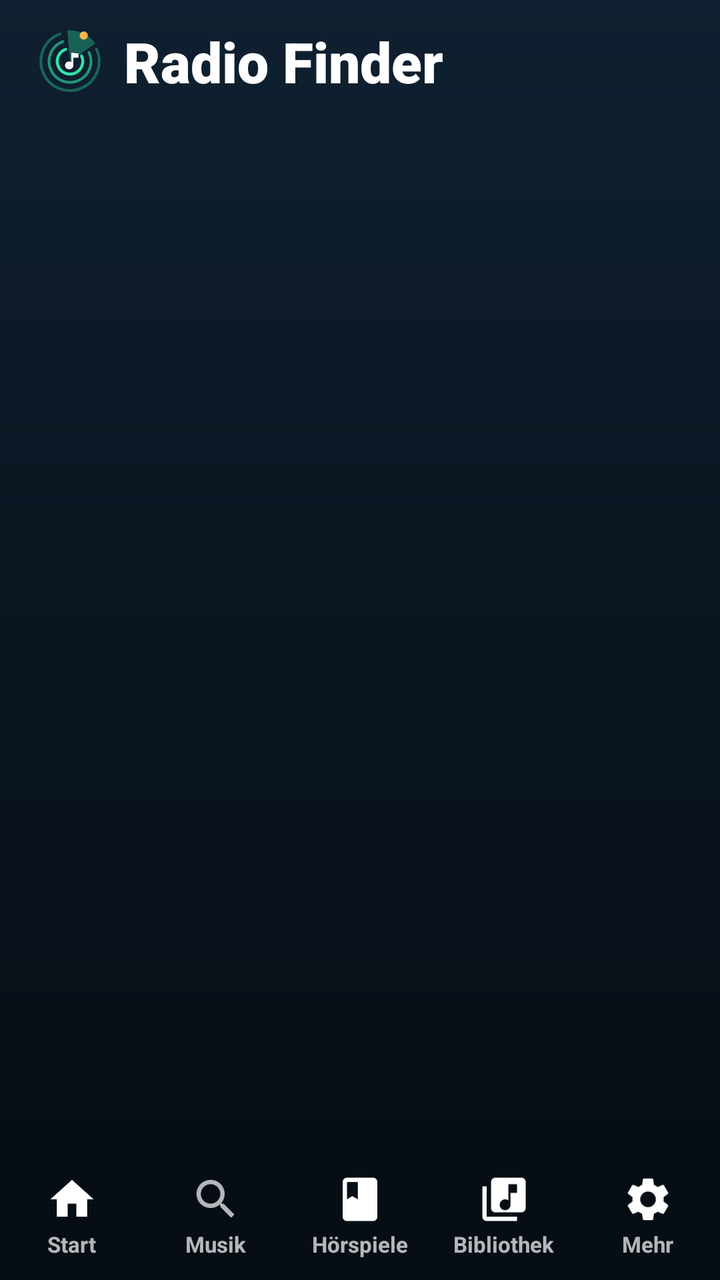
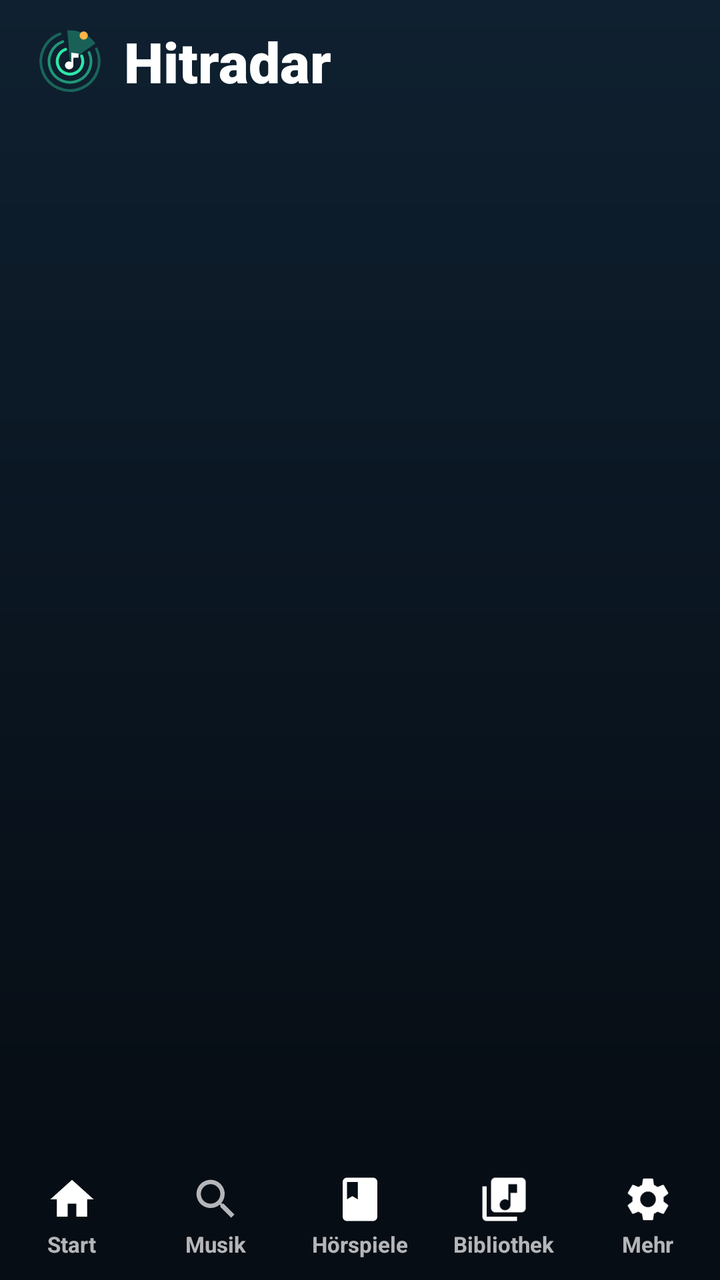

Screens rendered from an Android XML layout before and after an edit, with the pre-edit source and the edit as a unified diff.
<!-- AndroidManifest.xml: application theme AppTheme -->
<!-- res/layout/activity_main.xml -->
<?xml version="1.0" encoding="utf-8"?>
<FrameLayout xmlns:android="http://schemas.android.com/apk/res/android"
    android:layout_width="match_parent"
    android:layout_height="match_parent"
    android:background="@drawable/bg_main"
    android:fitsSystemWindows="true">

    <LinearLayout
        android:layout_width="match_parent"
        android:layout_height="match_parent"
        android:orientation="vertical">

        
        <LinearLayout
            android:layout_width="match_parent"
            android:layout_height="wrap_content"
            android:orientation="vertical"
            android:paddingStart="18dp"
            android:paddingTop="12dp"
            android:paddingEnd="18dp"
            android:paddingBottom="4dp">

            <LinearLayout
                android:layout_width="match_parent"
                android:layout_height="wrap_content"
                android:gravity="center_vertical"
                android:orientation="horizontal">

                <ImageButton
                    android:id="@+id/back"
                    android:layout_width="40dp"
                    android:layout_height="40dp"
                    android:layout_marginEnd="8dp"
                    android:background="@drawable/bg_round_btn"
                    android:contentDescription="Zurück"
                    android:src="@drawable/ic_back"
                    android:visibility="gone" />

                <ImageView
                    android:id="@+id/brand"
                    android:layout_width="34dp"
                    android:layout_height="34dp"
                    android:layout_marginEnd="10dp"
                    android:src="@drawable/ic_logo" />

                <TextView
                    android:id="@+id/pageTitle"
                    android:layout_width="0dp"
                    android:layout_height="wrap_content"
                    android:layout_weight="1"
                    android:ellipsize="end"
                    android:fontFamily="sans-serif-black"
                    android:maxLines="1"
                    android:text="Radio Finder"
                    android:textColor="#FFFFFFFF"
                    android:textSize="28sp" />

                <TextView
                    android:id="@+id/liveChip"
                    android:layout_width="wrap_content"
                    android:layout_height="wrap_content"
                    android:background="@drawable/bg_chip"
                    android:paddingStart="10dp"
                    android:paddingTop="4dp"
                    android:paddingEnd="10dp"
                    android:paddingBottom="4dp"
                    android:textColor="#FF2EE6A8"
                    android:textSize="12sp"
                    android:textStyle="bold"
                    android:visibility="gone" />
            </LinearLayout>

            <FrameLayout
                android:id="@+id/searchBox"
                android:layout_width="match_parent"
                android:layout_height="52dp"
                android:layout_marginTop="12dp"
                android:background="@drawable/bg_search"
                android:visibility="gone">

                <ImageView
                    android:layout_width="22dp"
                    android:layout_height="22dp"
                    android:layout_gravity="center_vertical|start"
                    android:layout_marginStart="16dp"
                    android:src="@drawable/ic_search" />

                <EditText
                    android:id="@+id/search"
                    android:layout_width="match_parent"
                    android:layout_height="match_parent"
                    android:background="@null"
                    android:hint="Lied, Künstler oder Sender"
                    android:imeOptions="actionSearch"
                    android:inputType="text"
                    android:paddingStart="48dp"
                    android:paddingEnd="48dp"
                    android:singleLine="true"
                    android:textColor="#FFFFFFFF"
                    android:textColorHint="#80FFFFFF"
                    android:textSize="16sp" />

                <ImageButton
                    android:id="@+id/clear"
                    android:layout_width="44dp"
                    android:layout_height="44dp"
                    android:layout_gravity="center_vertical|end"
                    android:layout_marginEnd="4dp"
                    android:background="?android:attr/selectableItemBackgroundBorderless"
                    android:contentDescription="Löschen"
                    android:src="@drawable/ic_close"
                    android:visibility="gone" />
            </FrameLayout>
        </LinearLayout>

        <androidx.recyclerview.widget.RecyclerView
            android:id="@+id/recycler"
            android:layout_width="match_parent"
            android:layout_height="0dp"
            android:layout_weight="1"
            android:clipToPadding="false"
            android:paddingBottom="12dp" />

        
        <LinearLayout
            android:id="@+id/strip"
            android:layout_width="match_parent"
            android:layout_height="wrap_content"
            android:layout_marginStart="10dp"
            android:layout_marginEnd="10dp"
            android:layout_marginBottom="6dp"
            android:background="@drawable/bg_action_dark"
            android:foreground="?android:attr/selectableItemBackground"
            android:gravity="center_vertical"
            android:orientation="horizontal"
            android:paddingStart="12dp"
            android:paddingTop="4dp"
            android:paddingEnd="4dp"
            android:paddingBottom="4dp"
            android:visibility="gone">

            <ImageView
                android:id="@+id/stripIcon"
                android:layout_width="20dp"
                android:layout_height="20dp"
                android:tint="#FF2EE6A8" />

            <TextView
                android:id="@+id/stripText"
                android:layout_width="0dp"
                android:layout_height="wrap_content"
                android:layout_marginStart="10dp"
                android:layout_weight="1"
                android:ellipsize="end"
                android:maxLines="1"
                android:textColor="#FFFFFFFF"
                android:textSize="13sp" />

            <ImageButton
                android:id="@+id/stripClose"
                android:layout_width="36dp"
                android:layout_height="36dp"
                android:background="?android:attr/selectableItemBackgroundBorderless"
                android:contentDescription="Beenden"
                android:src="@drawable/ic_close" />
        </LinearLayout>

        
        <LinearLayout
            android:id="@+id/mini"
            android:layout_width="match_parent"
            android:layout_height="wrap_content"
            android:layout_marginStart="10dp"
            android:layout_marginEnd="10dp"
            android:layout_marginBottom="6dp"
            android:background="@drawable/bg_player"
            android:elevation="10dp"
            android:orientation="vertical"
            android:visibility="gone">

            <ProgressBar
                android:id="@+id/miniProgress"
                style="?android:attr/progressBarStyleHorizontal"
                android:layout_width="match_parent"
                android:layout_height="3dp"
                android:layout_marginStart="18dp"
                android:layout_marginTop="4dp"
                android:layout_marginEnd="18dp"
                android:progressBackgroundTint="#22FFFFFF"
                android:progressTint="#FF2EE6A8" />

            <LinearLayout
                android:layout_width="match_parent"
                android:layout_height="wrap_content"
                android:gravity="center_vertical"
                android:orientation="horizontal"
                android:paddingStart="8dp"
                android:paddingTop="4dp"
                android:paddingEnd="8dp"
                android:paddingBottom="8dp">

                <FrameLayout
                    android:layout_width="52dp"
                    android:layout_height="52dp">

                    <TextView
                        android:id="@+id/miniInitials"
                        style="@style/Initials"
                        android:textSize="18sp" />

                    <ImageView
                        android:id="@+id/miniArt"
                        android:layout_width="match_parent"
                        android:layout_height="match_parent" />
                </FrameLayout>

                <LinearLayout
                    android:layout_width="0dp"
                    android:layout_height="wrap_content"
                    android:layout_marginStart="12dp"
                    android:layout_weight="1"
                    android:orientation="vertical">

                    <LinearLayout
                        android:layout_width="match_parent"
                        android:layout_height="wrap_content"
                        android:gravity="center_vertical"
                        android:orientation="horizontal">

                        <de.gamingdoodz.radiofinder.EqualizerView
                            android:id="@+id/miniEq"
                            android:layout_width="16dp"
                            android:layout_height="14dp"
                            android:layout_marginEnd="6dp" />

                        <TextView
                            android:id="@+id/miniTitle"
                            android:layout_width="0dp"
                            android:layout_height="wrap_content"
                            android:layout_weight="1"
                            android:ellipsize="end"
                            android:maxLines="1"
                            android:textColor="#FFFFFFFF"
                            android:textSize="15sp"
                            android:textStyle="bold" />
                    </LinearLayout>

                    <TextView
                        android:id="@+id/miniSub"
                        android:layout_width="match_parent"
                        android:layout_height="wrap_content"
                        android:ellipsize="end"
                        android:maxLines="1"
                        android:textColor="#B3FFFFFF"
                        android:textSize="13sp" />
                </LinearLayout>

                <ImageButton
                    android:id="@+id/miniPlay"
                    android:tint="#FF08131C"
                    android:layout_width="46dp"
                    android:layout_height="46dp"
                    android:background="@drawable/bg_play"
                    android:contentDescription="Abspielen"
                    android:src="@drawable/ic_play" />

                <ImageButton
                    android:id="@+id/miniNext"
                    android:layout_width="44dp"
                    android:layout_height="44dp"
                    android:layout_marginStart="2dp"
                    android:background="?android:attr/selectableItemBackgroundBorderless"
                    android:contentDescription="Weiter"
                    android:src="@drawable/ic_next" />
            </LinearLayout>
        </LinearLayout>

        
        <LinearLayout
            android:layout_width="match_parent"
            android:layout_height="64dp"
            android:background="@drawable/bg_nav"
            android:orientation="horizontal">

            <LinearLayout android:id="@+id/navHome" style="@style/NavItem">
                <ImageView android:id="@+id/navHomeIcon" style="@style/NavIcon" android:src="@drawable/ic_home" />
                <TextView android:id="@+id/navHomeLabel" style="@style/NavLabel" android:text="Start" />
            </LinearLayout>

            <LinearLayout android:id="@+id/navFind" style="@style/NavItem">
                <ImageView android:id="@+id/navFindIcon" style="@style/NavIcon" android:src="@drawable/ic_search" />
                <TextView android:id="@+id/navFindLabel" style="@style/NavLabel" android:text="Musik" />
            </LinearLayout>

            <LinearLayout android:id="@+id/navStories" style="@style/NavItem">
                <ImageView android:id="@+id/navStoriesIcon" style="@style/NavIcon" android:src="@drawable/ic_book" />
                <TextView android:id="@+id/navStoriesLabel" style="@style/NavLabel" android:text="Hörspiele" />
            </LinearLayout>

            <LinearLayout android:id="@+id/navLib" style="@style/NavItem">
                <ImageView android:id="@+id/navLibIcon" style="@style/NavIcon" android:src="@drawable/ic_library" />
                <TextView android:id="@+id/navLibLabel" style="@style/NavLabel" android:text="Bibliothek" />
            </LinearLayout>

            <LinearLayout android:id="@+id/navSettings" style="@style/NavItem">
                <ImageView android:id="@+id/navSettingsIcon" style="@style/NavIcon" android:src="@drawable/ic_settings" />
                <TextView android:id="@+id/navSettingsLabel" style="@style/NavLabel" android:text="Mehr" />
            </LinearLayout>
        </LinearLayout>
    </LinearLayout>

    
    <FrameLayout
        android:id="@+id/full"
        android:layout_width="match_parent"
        android:layout_height="match_parent"
        android:background="#FF0A0B18"
        android:clickable="true"
        android:focusable="true"
        android:visibility="gone">

        <ImageView
            android:id="@+id/fullBg"
            android:layout_width="match_parent"
            android:layout_height="match_parent"
            android:alpha="0.55"
            android:scaleType="centerCrop" />

        <View
            android:layout_width="match_parent"
            android:layout_height="match_parent"
            android:background="@drawable/bg_full_overlay" />

        <LinearLayout
            android:layout_width="match_parent"
            android:layout_height="match_parent"
            android:gravity="center_horizontal"
            android:orientation="vertical"
            android:padding="22dp">

            <LinearLayout
                android:layout_width="match_parent"
                android:layout_height="wrap_content"
                android:gravity="center_vertical"
                android:orientation="horizontal">

                <ImageButton
                    android:id="@+id/fullClose"
                    android:layout_width="44dp"
                    android:layout_height="44dp"
                    android:background="@drawable/bg_round_btn"
                    android:contentDescription="Schließen"
                    android:src="@drawable/ic_chevron_down" />

                <TextView
                    android:id="@+id/fullSource"
                    android:layout_width="0dp"
                    android:layout_height="wrap_content"
                    android:layout_weight="1"
                    android:gravity="center"
                    android:letterSpacing="0.1"
                    android:textColor="#B3FFFFFF"
                    android:textSize="12sp"
                    android:textStyle="bold" />

                <TextView
                    android:id="@+id/fullSleep"
                    android:layout_width="wrap_content"
                    android:layout_height="36dp"
                    android:background="@drawable/bg_search"
                    android:gravity="center"
                    android:paddingStart="12dp"
                    android:paddingEnd="12dp"
                    android:text="☾ Timer"
                    android:textColor="#FFFFFFFF"
                    android:textSize="13sp"
                    android:textStyle="bold" />
            </LinearLayout>

            <View
                android:layout_width="1dp"
                android:layout_height="0dp"
                android:layout_weight="1" />

            <FrameLayout
                android:id="@+id/fullArtBox"
                android:layout_width="280dp"
                android:layout_height="280dp"
                android:elevation="16dp">

                <TextView
                    android:id="@+id/fullInitials"
                    style="@style/Initials"
                    android:textSize="84sp" />

                <ImageView
                    android:id="@+id/fullArt"
                    android:layout_width="match_parent"
                    android:layout_height="match_parent" />
            </FrameLayout>

            <TextView
                android:id="@+id/fullBadge"
                android:layout_width="wrap_content"
                android:layout_height="wrap_content"
                android:layout_marginTop="24dp"
                android:background="@drawable/bg_badge"
                android:paddingStart="10dp"
                android:paddingTop="3dp"
                android:paddingEnd="10dp"
                android:paddingBottom="3dp"
                android:text="● LIVE IM RADIO"
                android:textColor="#FFFFFFFF"
                android:textSize="11sp"
                android:textStyle="bold" />

            <TextView
                android:id="@+id/fullTitle"
                android:layout_width="match_parent"
                android:layout_height="wrap_content"
                android:layout_marginTop="12dp"
                android:ellipsize="end"
                android:fontFamily="sans-serif-black"
                android:gravity="center"
                android:maxLines="3"
                android:textColor="#FFFFFFFF"
                android:textSize="24sp" />

            <TextView
                android:id="@+id/fullSub"
                android:layout_width="match_parent"
                android:layout_height="wrap_content"
                android:layout_marginTop="4dp"
                android:ellipsize="end"
                android:gravity="center"
                android:maxLines="2"
                android:textColor="#B3FFFFFF"
                android:textSize="16sp" />

            <de.gamingdoodz.radiofinder.EqualizerView
                android:id="@+id/fullEq"
                android:layout_width="200dp"
                android:layout_height="44dp"
                android:layout_marginTop="18dp" />

            <View
                android:layout_width="1dp"
                android:layout_height="0dp"
                android:layout_weight="1" />

            <SeekBar
                android:id="@+id/fullSeek"
                android:layout_width="match_parent"
                android:layout_height="wrap_content"
                android:progressBackgroundTint="#33FFFFFF"
                android:progressTint="#FF2EE6A8"
                android:thumbTint="#FFFFFFFF" />

            <LinearLayout
                android:id="@+id/fullTimes"
                android:layout_width="match_parent"
                android:layout_height="wrap_content"
                android:orientation="horizontal"
                android:paddingStart="16dp"
                android:paddingEnd="16dp">

                <TextView
                    android:id="@+id/fullPos"
                    android:layout_width="0dp"
                    android:layout_height="wrap_content"
                    android:layout_weight="1"
                    android:textColor="#B3FFFFFF"
                    android:textSize="12sp" />

                <TextView
                    android:id="@+id/fullDur"
                    android:layout_width="wrap_content"
                    android:layout_height="wrap_content"
                    android:textColor="#B3FFFFFF"
                    android:textSize="12sp" />
            </LinearLayout>

            <LinearLayout
                android:layout_width="wrap_content"
                android:layout_height="wrap_content"
                android:layout_marginTop="14dp"
                android:layout_marginBottom="16dp"
                android:gravity="center_vertical"
                android:orientation="horizontal">

                <ImageButton android:id="@+id/fullFav" style="@style/FullBtn" android:contentDescription="Favorit" android:src="@drawable/ic_heart_outline" />
                <ImageButton android:id="@+id/fullPrev" style="@style/FullBtn" android:contentDescription="Zurück" android:src="@drawable/ic_prev" />

                <ImageButton
                    android:id="@+id/fullPlay"
                    android:tint="#FF08131C"
                    android:layout_width="80dp"
                    android:layout_height="80dp"
                    android:layout_marginStart="10dp"
                    android:layout_marginEnd="10dp"
                    android:background="@drawable/bg_play"
                    android:contentDescription="Abspielen"
                    android:elevation="8dp"
                    android:scaleType="center"
                    android:src="@drawable/ic_play" />

                <ImageButton android:id="@+id/fullNext" style="@style/FullBtn" android:contentDescription="Weiter" android:src="@drawable/ic_next" />
                <ImageButton android:id="@+id/fullStop" style="@style/FullBtn" android:contentDescription="Stopp" android:src="@drawable/ic_stop" />
            </LinearLayout>
        </LinearLayout>
    </FrameLayout>
</FrameLayout>
<!-- resources referenced by this layout -->
<resources>
  <!-- drawable bg_action_dark (drawable) -->
  <?xml version="1.0" encoding="utf-8"?>
  <shape xmlns:android="http://schemas.android.com/apk/res/android" android:shape="rectangle">
      <solid android:color="#FF10241F" /><stroke android:width="1dp" android:color="#802EE6A8" /><corners android:radius="18dp" />
  </shape>
  <!-- drawable bg_badge (drawable) -->
  <?xml version="1.0" encoding="utf-8"?>
  <shape xmlns:android="http://schemas.android.com/apk/res/android" android:shape="rectangle">
      <solid android:color="#FFFF3B5C" /><corners android:radius="6dp" />
  </shape>
  <!-- drawable bg_chip (drawable) -->
  <?xml version="1.0" encoding="utf-8"?>
  <shape xmlns:android="http://schemas.android.com/apk/res/android" android:shape="rectangle">
      <solid android:color="#1A2EE6A8" /><stroke android:width="1dp" android:color="#402EE6A8" /><corners android:radius="12dp" />
  </shape>
  <!-- drawable bg_full_overlay (drawable) -->
  <?xml version="1.0" encoding="utf-8"?>
  <shape xmlns:android="http://schemas.android.com/apk/res/android" android:shape="rectangle">
      <gradient android:angle="270" android:startColor="#660B1622" android:centerColor="#D90B1622" android:endColor="#FF060B11" />
  </shape>
  <!-- drawable bg_main (drawable) -->
  <?xml version="1.0" encoding="utf-8"?>
  <shape xmlns:android="http://schemas.android.com/apk/res/android" android:shape="rectangle">
      <gradient android:angle="270" android:startColor="#FF0F2030" android:centerColor="#FF0A1520" android:endColor="#FF060B11" />
  </shape>
  <!-- drawable bg_nav (drawable) -->
  <?xml version="1.0" encoding="utf-8"?>
  <shape xmlns:android="http://schemas.android.com/apk/res/android" android:shape="rectangle">
      <solid android:color="#FF070D14" />
  </shape>
  <!-- drawable bg_play (drawable) -->
  <?xml version="1.0" encoding="utf-8"?>
  <shape xmlns:android="http://schemas.android.com/apk/res/android" android:shape="oval">
      <gradient android:angle="45" android:startColor="#FF2EE6A8" android:endColor="#FF19B6D2" />
  </shape>
  <!-- drawable bg_player (drawable) -->
  <?xml version="1.0" encoding="utf-8"?>
  <shape xmlns:android="http://schemas.android.com/apk/res/android" android:shape="rectangle">
      <solid android:color="#F2132232" /><stroke android:width="1dp" android:color="#402EE6A8" /><corners android:radius="20dp" />
  </shape>
  <!-- drawable bg_round_btn (drawable) -->
  <?xml version="1.0" encoding="utf-8"?>
  <shape xmlns:android="http://schemas.android.com/apk/res/android" android:shape="oval">
      <solid android:color="#1FFFFFFF" />
  </shape>
  <!-- drawable bg_search (drawable) -->
  <?xml version="1.0" encoding="utf-8"?>
  <shape xmlns:android="http://schemas.android.com/apk/res/android" android:shape="rectangle">
      <solid android:color="#FF132232" /><stroke android:width="1dp" android:color="#332EE6A8" /><corners android:radius="16dp" />
  </shape>
  <!-- drawable ic_stop (drawable) -->
  <?xml version="1.0" encoding="utf-8"?>
  <vector xmlns:android="http://schemas.android.com/apk/res/android"
      android:width="24dp" android:height="24dp"
      android:viewportWidth="24" android:viewportHeight="24">
      <path android:fillColor="#FFFFFFFF" android:pathData="M6,6h12v12H6z" />
  </vector>
  <style name="Initials">
          <item name="android:layout_width">match_parent</item>
          <item name="android:layout_height">match_parent</item>
          <item name="android:gravity">center</item>
          <item name="android:textColor">#FFFFFFFF</item>
          <item name="android:fontFamily">sans-serif-black</item>
      </style>
  <style name="NavIcon">
          <item name="android:layout_width">26dp</item>
          <item name="android:layout_height">26dp</item>
      </style>
  <style name="AppTheme" parent="@android:style/Theme.Material.NoActionBar">
          <item name="android:statusBarColor">#FF0F2030</item>
          <item name="android:navigationBarColor">#FF060B11</item>
          <item name="android:colorAccent">#FF2EE6A8</item>
          <item name="android:windowBackground">#FF060B11</item>
      </style>
  <!-- unchanged entries left out for length: 16 -->
</resources>

<!-- the commit's change to res/layout/activity_main.xml (unified diff, before → after) -->
@@ -51,7 +51,7 @@
                     android:ellipsize="end"
                     android:fontFamily="sans-serif-black"
                     android:maxLines="1"
-                    android:text="Radio Finder"
+                    android:text="Hitradar"
                     android:textColor="#FFFFFFFF"
                     android:textSize="28sp" />
 
